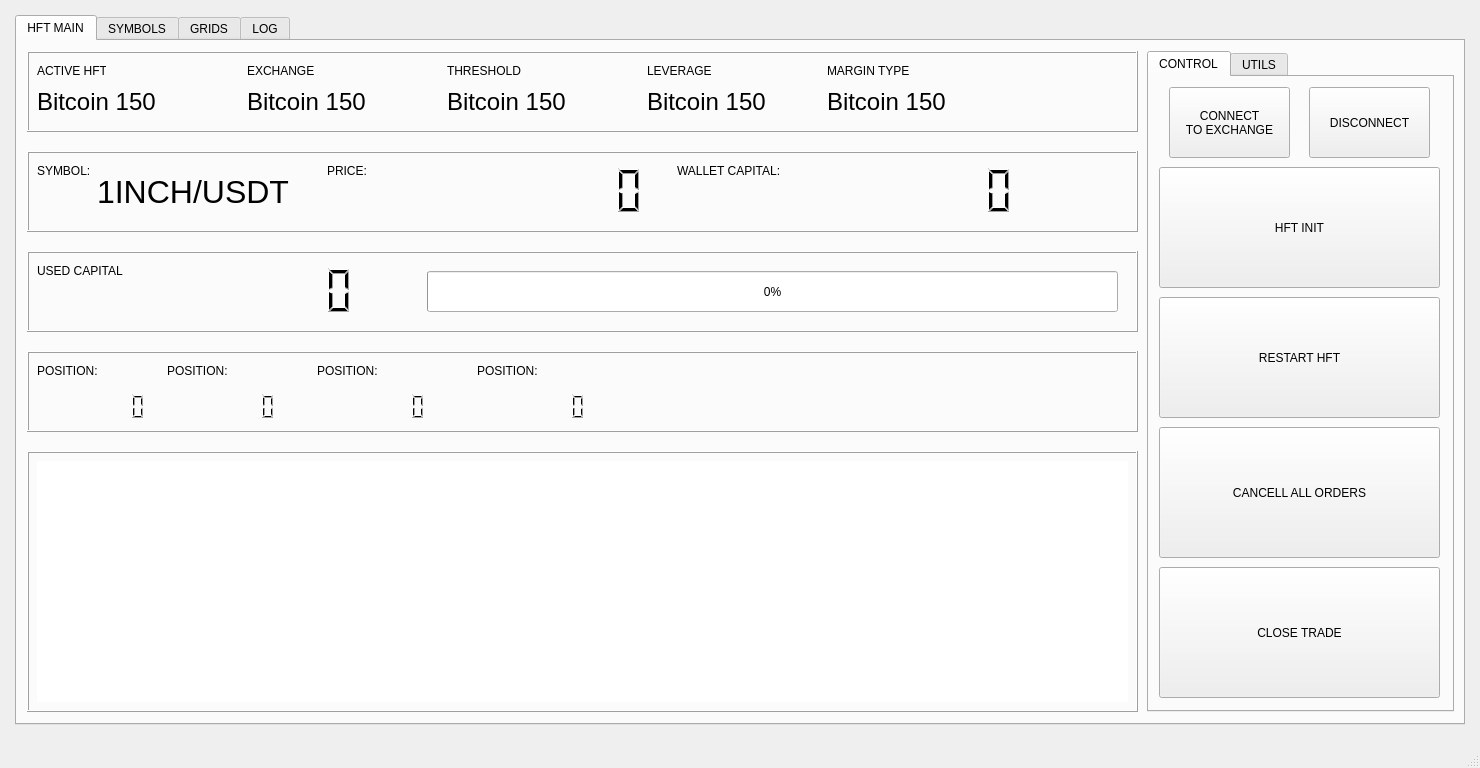
Qt form main2.ui (ShabbirHasan1/hft_python) before a commit.
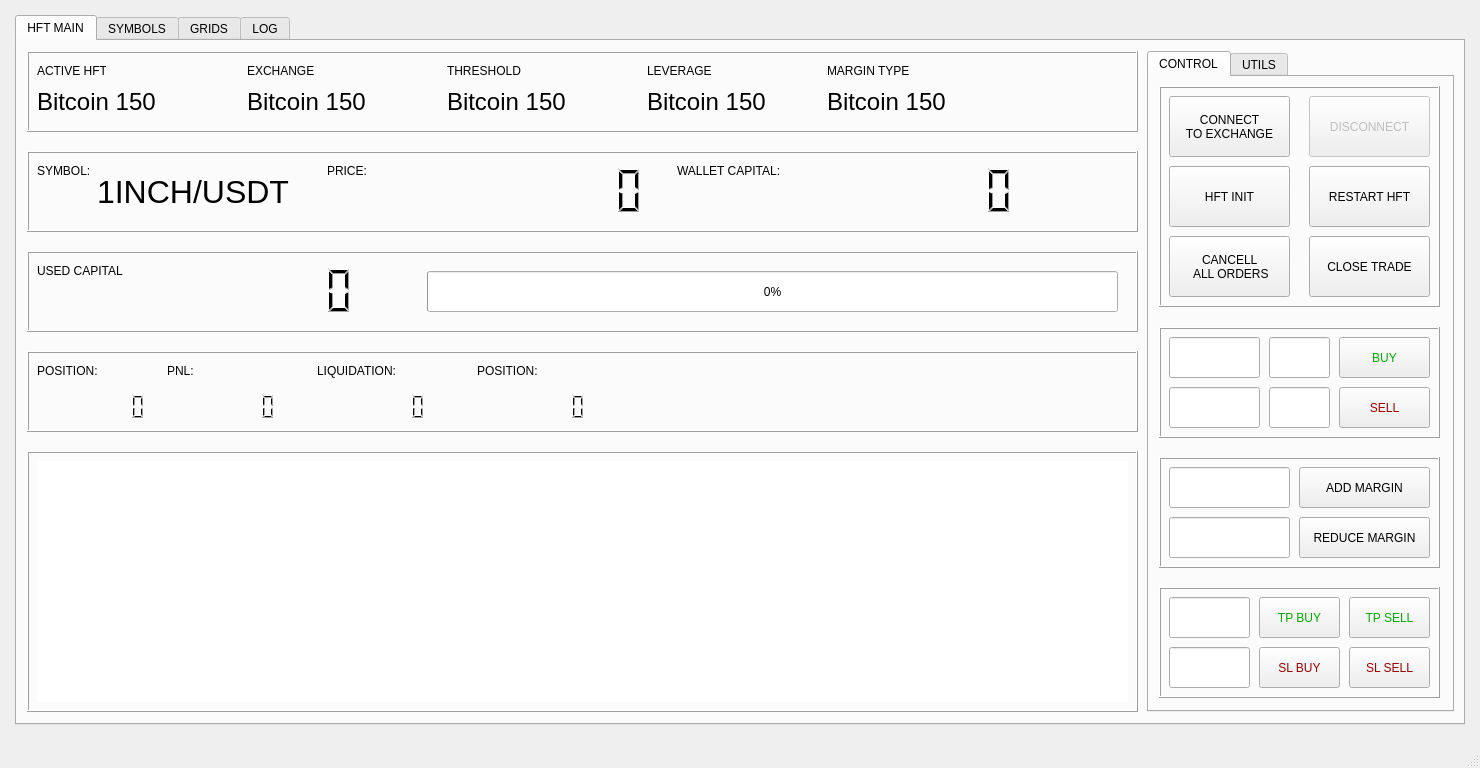
The same form after that commit.

Patch:
```diff
--- a/main2.ui
+++ b/main2.ui
@@ -330,7 +330,7 @@
            </rect>
           </property>
           <property name="text">
-           <string>POSITION:</string>
+           <string>PNL:</string>
           </property>
          </widget>
          <widget class="QLCDNumber" name="lcdTicker_14">
@@ -359,7 +359,7 @@
            </rect>
           </property>
           <property name="text">
-           <string>POSITION:</string>
+           <string>LIQUIDATION:</string>
           </property>
          </widget>
          <widget class="QLCDNumber" name="lcdTicker_15">
@@ -628,90 +628,475 @@
           <attribute name="title">
            <string>CONTROL</string>
           </attribute>
-          <widget class="QPushButton" name="connectButton">
+          <widget class="QFrame" name="frame_4">
            <property name="geometry">
             <rect>
-             <x>20</x>
-             <y>10</y>
-             <width>121</width>
-             <height>71</height>
+             <x>10</x>
+             <y>250</y>
+             <width>281</width>
+             <height>111</height>
             </rect>
            </property>
-           <property name="text">
-            <string>CONNECT 
+           <property name="frameShape">
+            <enum>QFrame::Box</enum>
+           </property>
+           <property name="frameShadow">
+            <enum>QFrame::Raised</enum>
+           </property>
+           <widget class="QLineEdit" name="lineEdit">
+            <property name="geometry">
+             <rect>
+              <x>10</x>
+              <y>10</y>
+              <width>91</width>
+              <height>41</height>
+             </rect>
+            </property>
+            <property name="font">
+             <font>
+              <pointsize>13</pointsize>
+             </font>
+            </property>
+            <property name="styleSheet">
+             <string notr="true">color: rgb(0, 255, 0);</string>
+            </property>
+            <property name="alignment">
+             <set>Qt::AlignCenter</set>
+            </property>
+            <property name="placeholderText">
+             <string/>
+            </property>
+           </widget>
+           <widget class="QLineEdit" name="lineEdit_2">
+            <property name="geometry">
+             <rect>
+              <x>10</x>
+              <y>60</y>
+              <width>91</width>
+              <height>41</height>
+             </rect>
+            </property>
+            <property name="font">
+             <font>
+              <pointsize>13</pointsize>
+             </font>
+            </property>
+            <property name="styleSheet">
+             <string notr="true">color: rgb(255, 0, 0);</string>
+            </property>
+            <property name="alignment">
+             <set>Qt::AlignCenter</set>
+            </property>
+           </widget>
+           <widget class="QPushButton" name="pushButton_2">
+            <property name="geometry">
+             <rect>
+              <x>180</x>
+              <y>10</y>
+              <width>91</width>
+              <height>41</height>
+             </rect>
+            </property>
+            <property name="styleSheet">
+             <string notr="true">color: rgb(0, 170, 0);</string>
+            </property>
+            <property name="text">
+             <string>BUY</string>
+            </property>
+           </widget>
+           <widget class="QPushButton" name="pushButton_3">
+            <property name="geometry">
+             <rect>
+              <x>180</x>
+              <y>60</y>
+              <width>91</width>
+              <height>41</height>
+             </rect>
+            </property>
+            <property name="styleSheet">
+             <string notr="true">
+color: rgb(156, 0, 0);</string>
+            </property>
+            <property name="text">
+             <string>SELL</string>
+            </property>
+           </widget>
+           <widget class="QLineEdit" name="lineEdit_7">
+            <property name="geometry">
+             <rect>
+              <x>110</x>
+              <y>10</y>
+              <width>61</width>
+              <height>41</height>
+             </rect>
+            </property>
+            <property name="font">
+             <font>
+              <pointsize>13</pointsize>
+             </font>
+            </property>
+            <property name="styleSheet">
+             <string notr="true"/>
+            </property>
+            <property name="alignment">
+             <set>Qt::AlignRight|Qt::AlignTrailing|Qt::AlignVCenter</set>
+            </property>
+            <property name="placeholderText">
+             <string/>
+            </property>
+           </widget>
+           <widget class="QLineEdit" name="lineEdit_8">
+            <property name="geometry">
+             <rect>
+              <x>110</x>
+              <y>60</y>
+              <width>61</width>
+              <height>41</height>
+             </rect>
+            </property>
+            <property name="font">
+             <font>
+              <pointsize>13</pointsize>
+             </font>
+            </property>
+            <property name="styleSheet">
+             <string notr="true"/>
+            </property>
+            <property name="alignment">
+             <set>Qt::AlignRight|Qt::AlignTrailing|Qt::AlignVCenter</set>
+            </property>
+           </widget>
+          </widget>
+          <widget class="QFrame" name="frame_7">
+           <property name="geometry">
+            <rect>
+             <x>10</x>
+             <y>9</y>
+             <width>281</width>
+             <height>221</height>
+            </rect>
+           </property>
+           <property name="frameShape">
+            <enum>QFrame::Box</enum>
+           </property>
+           <property name="frameShadow">
+            <enum>QFrame::Raised</enum>
+           </property>
+           <widget class="QPushButton" name="connectButton">
+            <property name="geometry">
+             <rect>
+              <x>10</x>
+              <y>10</y>
+              <width>121</width>
+              <height>61</height>
+             </rect>
+            </property>
+            <property name="text">
+             <string>CONNECT 
 TO EXCHANGE</string>
-           </property>
-           <property name="flat">
-            <bool>false</bool>
-           </property>
+            </property>
+            <property name="flat">
+             <bool>false</bool>
+            </property>
+           </widget>
+           <widget class="QPushButton" name="disconnectButton">
+            <property name="enabled">
+             <bool>false</bool>
+            </property>
+            <property name="geometry">
+             <rect>
+              <x>150</x>
+              <y>10</y>
+              <width>121</width>
+              <height>61</height>
+             </rect>
+            </property>
+            <property name="text">
+             <string>DISCONNECT</string>
+            </property>
+           </widget>
+           <widget class="QPushButton" name="hftrestartButton">
+            <property name="enabled">
+             <bool>true</bool>
+            </property>
+            <property name="geometry">
+             <rect>
+              <x>150</x>
+              <y>80</y>
+              <width>121</width>
+              <height>61</height>
+             </rect>
+            </property>
+            <property name="text">
+             <string>RESTART HFT</string>
+            </property>
+           </widget>
+           <widget class="QPushButton" name="hftinitButton">
+            <property name="enabled">
+             <bool>true</bool>
+            </property>
+            <property name="geometry">
+             <rect>
+              <x>10</x>
+              <y>80</y>
+              <width>121</width>
+              <height>61</height>
+             </rect>
+            </property>
+            <property name="text">
+             <string>HFT INIT</string>
+            </property>
+           </widget>
+           <widget class="QPushButton" name="cancellallordersButton">
+            <property name="enabled">
+             <bool>true</bool>
+            </property>
+            <property name="geometry">
+             <rect>
+              <x>10</x>
+              <y>150</y>
+              <width>121</width>
+              <height>61</height>
+             </rect>
+            </property>
+            <property name="text">
+             <string>CANCELL 
+ ALL ORDERS</string>
+            </property>
+           </widget>
+           <widget class="QPushButton" name="closetradeButton">
+            <property name="enabled">
+             <bool>true</bool>
+            </property>
+            <property name="geometry">
+             <rect>
+              <x>150</x>
+              <y>150</y>
+              <width>121</width>
+              <height>61</height>
+             </rect>
+            </property>
+            <property name="styleSheet">
+             <string notr="true"/>
+            </property>
+            <property name="text">
+             <string>CLOSE TRADE</string>
+            </property>
+           </widget>
           </widget>
-          <widget class="QPushButton" name="cancellallordersButton">
+          <widget class="QFrame" name="frame_8">
            <property name="geometry">
             <rect>
              <x>10</x>
-             <y>350</y>
+             <y>380</y>
              <width>281</width>
-             <height>131</height>
+             <height>111</height>
             </rect>
            </property>
-           <property name="text">
-            <string>CANCELL ALL ORDERS</string>
+           <property name="frameShape">
+            <enum>QFrame::Box</enum>
            </property>
-          </widget>
-          <widget class="QPushButton" name="hftrestartButton">
-           <property name="geometry">
-            <rect>
-             <x>10</x>
-             <y>220</y>
-             <width>281</width>
-             <height>121</height>
-            </rect>
+           <property name="frameShadow">
+            <enum>QFrame::Raised</enum>
            </property>
-           <property name="text">
-            <string>RESTART HFT</string>
-           </property>
+           <widget class="QLineEdit" name="lineEdit_5">
+            <property name="geometry">
+             <rect>
+              <x>10</x>
+              <y>10</y>
+              <width>121</width>
+              <height>41</height>
+             </rect>
+            </property>
+            <property name="font">
+             <font>
+              <pointsize>13</pointsize>
+             </font>
+            </property>
+            <property name="styleSheet">
+             <string notr="true">color: rgb(0, 255, 0);</string>
+            </property>
+            <property name="alignment">
+             <set>Qt::AlignCenter</set>
+            </property>
+            <property name="placeholderText">
+             <string/>
+            </property>
+           </widget>
+           <widget class="QLineEdit" name="lineEdit_6">
+            <property name="geometry">
+             <rect>
+              <x>10</x>
+              <y>60</y>
+              <width>121</width>
+              <height>41</height>
+             </rect>
+            </property>
+            <property name="font">
+             <font>
+              <pointsize>13</pointsize>
+             </font>
+            </property>
+            <property name="styleSheet">
+             <string notr="true">color: rgb(255, 221, 24);</string>
+            </property>
+            <property name="alignment">
+             <set>Qt::AlignCenter</set>
+            </property>
+           </widget>
+           <widget class="QPushButton" name="pushButton_7">
+            <property name="geometry">
+             <rect>
+              <x>140</x>
+              <y>10</y>
+              <width>131</width>
+              <height>41</height>
+             </rect>
+            </property>
+            <property name="text">
+             <string>ADD MARGIN</string>
+            </property>
+           </widget>
+           <widget class="QPushButton" name="pushButton_8">
+            <property name="geometry">
+             <rect>
+              <x>140</x>
+              <y>60</y>
+              <width>131</width>
+              <height>41</height>
+             </rect>
+            </property>
+            <property name="text">
+             <string>REDUCE MARGIN</string>
+            </property>
+           </widget>
           </widget>
-          <widget class="QPushButton" name="closetradeButton">
+          <widget class="QFrame" name="frame_9">
            <property name="geometry">
             <rect>
              <x>10</x>
-             <y>490</y>
+             <y>510</y>
              <width>281</width>
-             <height>131</height>
+             <height>111</height>
             </rect>
            </property>
-           <property name="styleSheet">
-            <string notr="true"/>
+           <property name="frameShape">
+            <enum>QFrame::Box</enum>
            </property>
-           <property name="text">
-            <string>CLOSE TRADE</string>
+           <property name="frameShadow">
+            <enum>QFrame::Raised</enum>
            </property>
-          </widget>
-          <widget class="QPushButton" name="disconnectButton">
-           <property name="geometry">
-            <rect>
-             <x>160</x>
-             <y>10</y>
-             <width>121</width>
-             <height>71</height>
-            </rect>
-           </property>
-           <property name="text">
-            <string>DISCONNECT</string>
-           </property>
-          </widget>
-          <widget class="QPushButton" name="hftinitButton">
-           <property name="geometry">
-            <rect>
-             <x>10</x>
-             <y>90</y>
-             <width>281</width>
-             <height>121</height>
-            </rect>
-           </property>
-           <property name="text">
-            <string>HFT INIT</string>
-           </property>
+           <widget class="QLineEdit" name="lineEdit_9">
+            <property name="geometry">
+             <rect>
+              <x>10</x>
+              <y>10</y>
+              <width>81</width>
+              <height>41</height>
+             </rect>
+            </property>
+            <property name="font">
+             <font>
+              <pointsize>12</pointsize>
+             </font>
+            </property>
+            <property name="styleSheet">
+             <string notr="true">color: rgb(0, 255, 0);</string>
+            </property>
+            <property name="alignment">
+             <set>Qt::AlignCenter</set>
+            </property>
+            <property name="placeholderText">
+             <string/>
+            </property>
+           </widget>
+           <widget class="QLineEdit" name="lineEdit_10">
+            <property name="geometry">
+             <rect>
+              <x>10</x>
+              <y>60</y>
+              <width>81</width>
+              <height>41</height>
+             </rect>
+            </property>
+            <property name="font">
+             <font>
+              <pointsize>12</pointsize>
+             </font>
+            </property>
+            <property name="styleSheet">
+             <string notr="true">color: rgb(255, 221, 24);</string>
+            </property>
+            <property name="alignment">
+             <set>Qt::AlignCenter</set>
+            </property>
+           </widget>
+           <widget class="QPushButton" name="pushButton_9">
+            <property name="geometry">
+             <rect>
+              <x>100</x>
+              <y>10</y>
+              <width>81</width>
+              <height>41</height>
+             </rect>
+            </property>
+            <property name="styleSheet">
+             <string notr="true">color: rgb(0, 170, 0);</string>
+            </property>
+            <property name="text">
+             <string>TP BUY</string>
+            </property>
+           </widget>
+           <widget class="QPushButton" name="pushButton_11">
+            <property name="geometry">
+             <rect>
+              <x>190</x>
+              <y>10</y>
+              <width>81</width>
+              <height>41</height>
+             </rect>
+            </property>
+            <property name="styleSheet">
+             <string notr="true">color: rgb(0, 170, 0);</string>
+            </property>
+            <property name="text">
+             <string>TP SELL</string>
+            </property>
+           </widget>
+           <widget class="QPushButton" name="pushButton_10">
+            <property name="geometry">
+             <rect>
+              <x>100</x>
+              <y>60</y>
+              <width>81</width>
+              <height>41</height>
+             </rect>
+            </property>
+            <property name="styleSheet">
+             <string notr="true">
+color: rgb(156, 0, 0);</string>
+            </property>
+            <property name="text">
+             <string>SL BUY</string>
+            </property>
+           </widget>
+           <widget class="QPushButton" name="pushButton_12">
+            <property name="geometry">
+             <rect>
+              <x>190</x>
+              <y>60</y>
+              <width>81</width>
+              <height>41</height>
+             </rect>
+            </property>
+            <property name="styleSheet">
+             <string notr="true">
+color: rgb(156, 0, 0);</string>
+            </property>
+            <property name="text">
+             <string>SL SELL</string>
+            </property>
+           </widget>
           </widget>
          </widget>
          <widget class="QWidget" name="tab_3">
```
Left out of the diff: 15 changed lines with no effect on the pictures.
